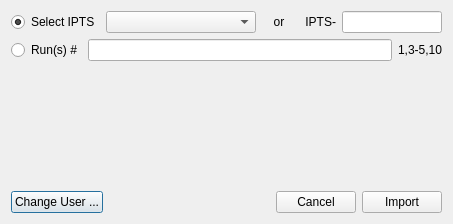
This is designer/ui_import_from_database.ui in neutrons/addie as Qt 5 draws it before an edit. The edited form follows.
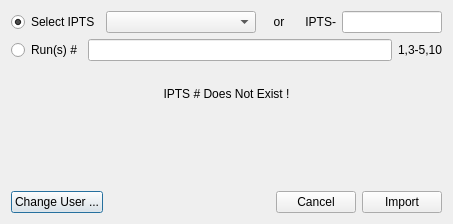
This is the edited form.

Commit message: message about IPTS not existing works when changing radio button value and editing ipts line edit

Diff of the .ui file:
```diff
--- a/designer/ui_import_from_database.ui
+++ b/designer/ui_import_from_database.ui
@@ -101,6 +101,29 @@
      </item>
     </layout>
    </item>
+   <item>
+    <spacer name="horizontalSpacer_2">
+     <property name="orientation">
+      <enum>Qt::Horizontal</enum>
+     </property>
+     <property name="sizeHint" stdset="0">
+      <size>
+       <width>40</width>
+       <height>20</height>
+      </size>
+     </property>
+    </spacer>
+   </item>
+   <item>
+    <widget class="QLabel" name="error_message">
+     <property name="text">
+      <string>IPTS # Does Not Exist !</string>
+     </property>
+     <property name="alignment">
+      <set>Qt::AlignCenter</set>
+     </property>
+    </widget>
+   </item>
    <item>
     <spacer name="verticalSpacer">
      <property name="orientation">
```
The commit also changes 2 other files.
